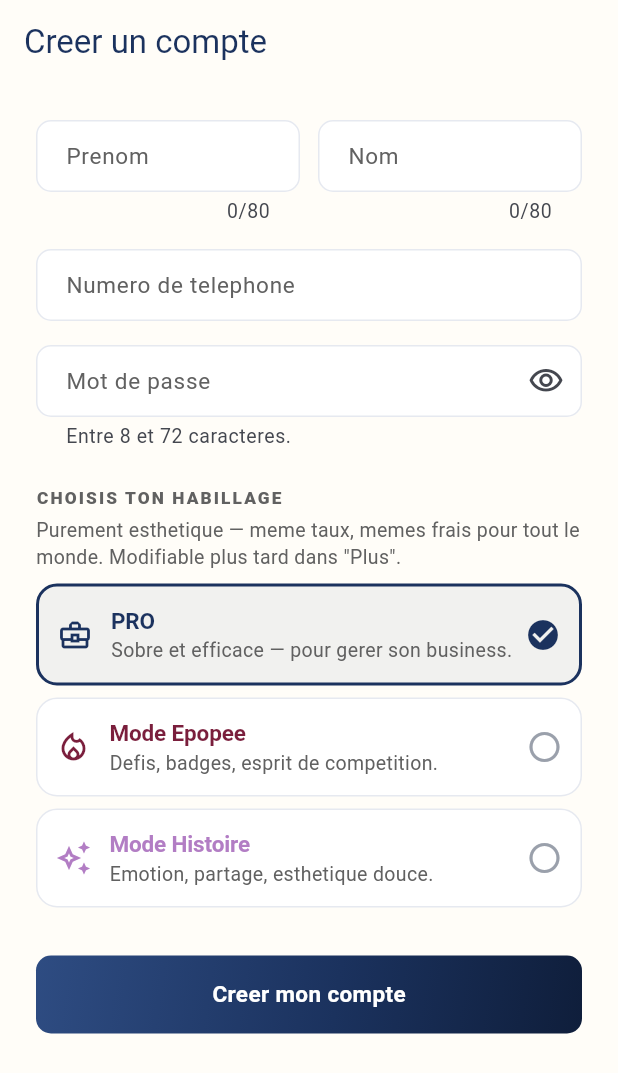
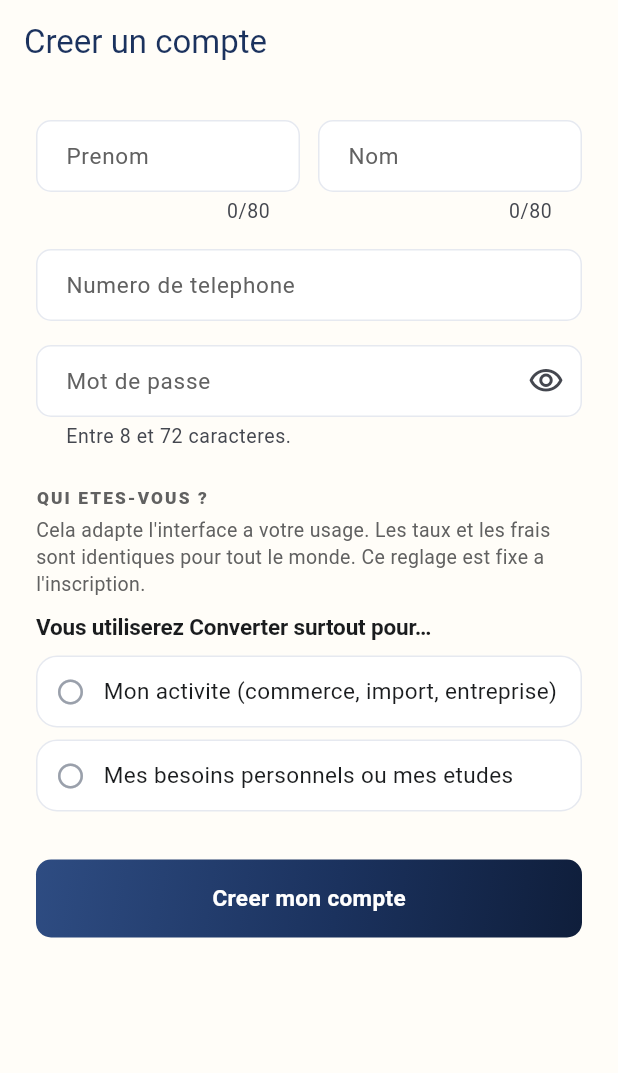
Before and after one commit to IDOEFRAIM/converter-dicko, a Flutter app: the RegisterPage screen opened by its route, on a phone screen of 412 x 824 dp. Shown: the top 1073 px of the screen. Run offline on Flutter 3.47's test engine with Material 3 defaults, Android fonts, the phone set to English and light mode, and no system bars; our stand-ins replace dio, flutter_secure_storage, go_router, image_picker, pdf, share_plus; accounts and stored records are empty.

Commit message:
feat(#1,#3): profil derive de l'identite ; bascule paiement fournisseur par montant
#1 — le profil d'experience n'est plus un "choix d'habillage" : a
    l'inscription, ProfileIdentityPicker pose deux questions (usage pro
    vs perso/etudes, puis civilite) et DERIVE ExperienceProfile. Aucun
    ecran ne le modifie ensuite (deja retire). register_page :
    "CHOISIS TON HABILLAGE / modifiable plus tard" -> "QUI ETES-VOUS ? /
    fixe a l'inscription".

#3 — un ordre est un PAIEMENT FOURNISSEUR si supplierId != null OU
    montant >= SUPPLIER_PAYMENT_THRESHOLD_XOF (nouveau reglage, defaut
    2 000 000, V33, is_public). En dessous : echange personnel.
    - OrderDetailResponse.proformaAvailable (OrderService.toDetail,
      desormais non-static, lit le seuil) ; OrderProformaService refait
      la regle (montant OU fournisseur).
    - Mobile : OrderDetail.proformaAvailable ; la carte proforma
      s'affiche sur `proformaAvailable`, libelle "PAIEMENT FOURNISSEUR ·
      FACTURE PROFORMA - generee automatiquement".

#2 — deja fait (CHANGER_TIERS backend + copie mobile) ; ce commit retire
    le dernier residu de jeu : "Mode Epopee / Mode Histoire" du picker
    d'inscription disparait avec la refonte #1.

Backend : mvn -o test-compile vert.

```diff
--- a/mobile/lib/features/auth/presentation/register_page.dart
+++ b/mobile/lib/features/auth/presentation/register_page.dart
@@ -154,15 +154,15 @@ class _RegisterPageState extends State<RegisterPage> {
                   validator: Validators.password,
                 ),
                 const SizedBox(height: AppSpacing.xl),
-                Text('CHOISIS TON HABILLAGE', style: AppTypography.eyebrow),
+                Text('QUI ETES-VOUS ?', style: AppTypography.eyebrow),
                 const SizedBox(height: AppSpacing.xs),
                 Text(
-                  'Purement esthetique — meme taux, memes frais pour tout le monde. Modifiable plus tard dans "Plus".',
+                  'Cela adapte l\'interface a votre usage. Les taux et les frais sont identiques pour '
+                  'tout le monde. Ce reglage est fixe a l\'inscription.',
                   style: AppTypography.caption,
                 ),
                 const SizedBox(height: AppSpacing.sm),
-                ExperienceProfilePicker(
-                  selected: _experienceProfile,
+                ProfileIdentityPicker(
                   onChanged: (profile) => setState(() => _experienceProfile = profile),
                 ),
                 const SizedBox(height: AppSpacing.xl),
--- a/mobile/lib/features/orders/models/order_models.dart
+++ b/mobile/lib/features/orders/models/order_models.dart
@@ -206,6 +206,10 @@ class OrderDetail {
   final Purpose? purpose;
   final String? purposeDetails;
 
+  /// Vrai si cet ordre est un **paiement fournisseur** (fournisseur enregistre
+  /// ou montant >= seuil) : une facture proforma est disponible (remarque #3).
+  final bool proformaAvailable;
+
   const OrderDetail({
     required this.id,
     required this.reference,
@@ -229,6 +233,7 @@ class OrderDetail {
     required this.supplierId,
     required this.purpose,
     required this.purposeDetails,
+    required this.proformaAvailable,
   });
 
   factory OrderDetail.fromJson(Map<String, dynamic> json) {
@@ -257,6 +262,7 @@ class OrderDetail {
       supplierId: json['supplierId'] as String?,
       purpose: Purpose.fromCode(json['purpose'] as String?),
       purposeDetails: json['purposeDetails'] as String?,
+      proformaAvailable: json['proformaAvailable'] as bool? ?? false,
     );
   }
 }
--- a/mobile/lib/shared/widgets/experience_profile_picker.dart
+++ b/mobile/lib/shared/widgets/experience_profile_picker.dart
@@ -1,110 +1,119 @@
 import 'package:flutter/material.dart';
 
+import '../../core/theme/app_colors.dart';
 import '../../core/theme/app_spacing.dart';
 import '../../core/theme/app_typography.dart';
-import '../../core/theme/experience_theme.dart';
 import '../models/current_user.dart';
 
-/// Selection de l'habillage marketing (PRO / Mode Epopee / Mode Histoire) —
-/// reutilise a l'inscription et dans "Plus" pour en changer plus tard. Purement
-/// cosmetique : ne montre jamais de difference de taux/frais entre les choix.
-class ExperienceProfilePicker extends StatelessWidget {
-  final ExperienceProfile selected;
+/// Determine le profil d'experience **a partir de qui est l'utilisateur**
+/// (remarque produit #1) — ce n'est jamais un choix d'habillage esthetique.
+/// Deux questions : l'usage (activite pro vs perso / etudes), puis la civilite
+/// pour le profil perso. Le profil pilote ensuite les couleurs de l'interface,
+/// mais l'utilisateur ne "choisit pas un theme".
+///
+/// Fixe une fois pour toutes a l'inscription : il n'existe plus aucun ecran
+/// pour le modifier ensuite.
+class ProfileIdentityPicker extends StatefulWidget {
   final ValueChanged<ExperienceProfile> onChanged;
 
-  const ExperienceProfilePicker({super.key, required this.selected, required this.onChanged});
+  const ProfileIdentityPicker({super.key, required this.onChanged});
 
-  static const _options = [
-    (
-      profile: ExperienceProfile.pro,
-      title: 'PRO',
-      description: 'Sobre et efficace — pour gerer son business.',
-      icon: Icons.business_center_outlined,
-    ),
-    (
-      profile: ExperienceProfile.studentMale,
-      title: 'Mode Epopee',
-      description: 'Defis, badges, esprit de competition.',
-      icon: Icons.local_fire_department_outlined,
-    ),
-    (
-      profile: ExperienceProfile.studentFemale,
-      title: 'Mode Histoire',
-      description: 'Emotion, partage, esthetique douce.',
-      icon: Icons.auto_awesome_outlined,
-    ),
-  ];
+  @override
+  State<ProfileIdentityPicker> createState() => _ProfileIdentityPickerState();
+}
+
+enum _Usage { professional, personal }
+
+enum _Civility { madame, monsieur }
+
+class _ProfileIdentityPickerState extends State<ProfileIdentityPicker> {
+  _Usage? _usage;
+  _Civility? _civility;
+
+  void _emit() {
+    if (_usage == _Usage.professional) {
+      widget.onChanged(ExperienceProfile.pro);
+    } else if (_usage == _Usage.personal && _civility == _Civility.madame) {
+      widget.onChanged(ExperienceProfile.studentFemale);
+    } else if (_usage == _Usage.personal && _civility == _Civility.monsieur) {
+      widget.onChanged(ExperienceProfile.studentMale);
+    }
+  }
 
   @override
   Widget build(BuildContext context) {
     return Column(
       crossAxisAlignment: CrossAxisAlignment.start,
-      children: _options
-          .map(
-            (option) => Padding(
-              padding: const EdgeInsets.only(bottom: AppSpacing.sm),
-              child: _OptionCard(
-                title: option.title,
-                description: option.description,
-                icon: option.icon,
-                color: ExperiencePalette.primaryFor(option.profile),
-                selected: option.profile == selected,
-                onTap: () => onChanged(option.profile),
+      children: [
+        Text('Vous utiliserez Converter surtout pour…', style: AppTypography.bodyStrong),
+        const SizedBox(height: AppSpacing.sm),
+        _choice(
+          label: 'Mon activite (commerce, import, entreprise)',
+          selected: _usage == _Usage.professional,
+          onTap: () => setState(() {
+            _usage = _Usage.professional;
+            _civility = null;
+            _emit();
+          }),
         ),
+        _choice(
+          label: 'Mes besoins personnels ou mes etudes',
+          selected: _usage == _Usage.personal,
+          onTap: () => setState(() {
+            _usage = _Usage.personal;
+            _emit();
+          }),
         ),
-          )
-          .toList(growable: false),
+        if (_usage == _Usage.personal) ...[
+          const SizedBox(height: AppSpacing.md),
+          Text('Civilite', style: AppTypography.bodyStrong),
+          const SizedBox(height: AppSpacing.sm),
+          _choice(
+            label: 'Madame',
+            selected: _civility == _Civility.madame,
+            onTap: () => setState(() {
+              _civility = _Civility.madame;
+              _emit();
+            }),
+          ),
+          _choice(
+            label: 'Monsieur',
+            selected: _civility == _Civility.monsieur,
+            onTap: () => setState(() {
+              _civility = _Civility.monsieur;
+              _emit();
+            }),
+          ),
+        ],
+      ],
     );
   }
-}
 
-class _OptionCard extends StatelessWidget {
-  final String title;
-  final String description;
-  final IconData icon;
-  final Color color;
-  final bool selected;
-  final VoidCallback onTap;
-
-  const _OptionCard({
-    required this.title,
-    required this.description,
-    required this.icon,
-    required this.color,
-    required this.selected,
-    required this.onTap,
-  });
-
-  @override
-  Widget build(BuildContext context) {
-    return InkWell(
+  Widget _choice({required String label, required bool selected, required VoidCallback onTap}) {
+    final accent = Theme.of(context).colorScheme.primary;
+    return Padding(
+      padding: const EdgeInsets.only(bottom: AppSpacing.sm),
+      child: InkWell(
         borderRadius: BorderRadius.circular(AppSpacing.radiusMd),
         onTap: onTap,
         child: Container(
           padding: const EdgeInsets.all(AppSpacing.md),
           decoration: BoxDecoration(
-          border: Border.all(color: selected ? color : const Color(0xFFE6E9F0), width: selected ? 2 : 1),
+            color: Colors.white,
             borderRadius: BorderRadius.circular(AppSpacing.radiusMd),
-          color: selected ? color.withValues(alpha: 0.06) : Colors.white,
+            border: Border.all(color: selected ? accent : AppColors.outline, width: selected ? 1.6 : 1),
           ),
           child: Row(
             children: [
-            Icon(icon, color: color),
+              Icon(
+                selected ? Icons.radio_button_checked : Icons.radio_button_unchecked,
+                color: selected ? accent : AppColors.inkFaint,
+                size: 20,
+              ),
               const SizedBox(width: AppSpacing.md),
-            Expanded(
-              child: Column(
-                crossAxisAlignment: CrossAxisAlignment.start,
-                children: [
-                  Text(title, style: AppTypography.bodyStrong.copyWith(color: color)),
-                  Text(description, style: AppTypography.caption),
+              Expanded(child: Text(label, style: AppTypography.body)),
             ],
           ),
-            ),
-            Icon(
-              selected ? Icons.check_circle : Icons.circle_outlined,
-              color: selected ? color : const Color(0xFF9AA0AB),
-            ),
-          ],
         ),
       ),
     );
```
Also changed, not shown: mobile/lib/features/orders/presentation/order_detail_page.dart (+5 -3 lines), 6 other files. Lines whose indentation alone changed are shown as unchanged.
